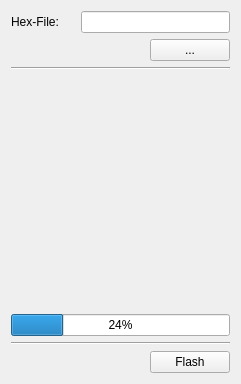
Old version of the form QT/Flasher/Ui/flash.ui in the repository SeidC/GitRepoProjects.
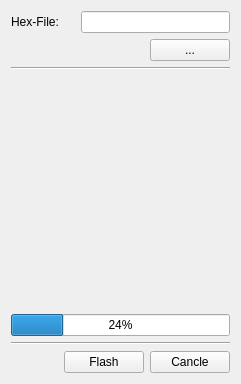
New version of the form.

Commit message: Add Flash/Cancle Button function

Patch:
```diff
--- a/QT/Flasher/Ui/flash.ui
+++ b/QT/Flasher/Ui/flash.ui
@@ -106,6 +106,13 @@
          </property>
         </widget>
        </item>
+       <item>
+        <widget class="QPushButton" name="cancleButton">
+         <property name="text">
+          <string>Cancle</string>
+         </property>
+        </widget>
+       </item>
       </layout>
      </item>
     </layout>
```
The commit also changes 2 other files.
